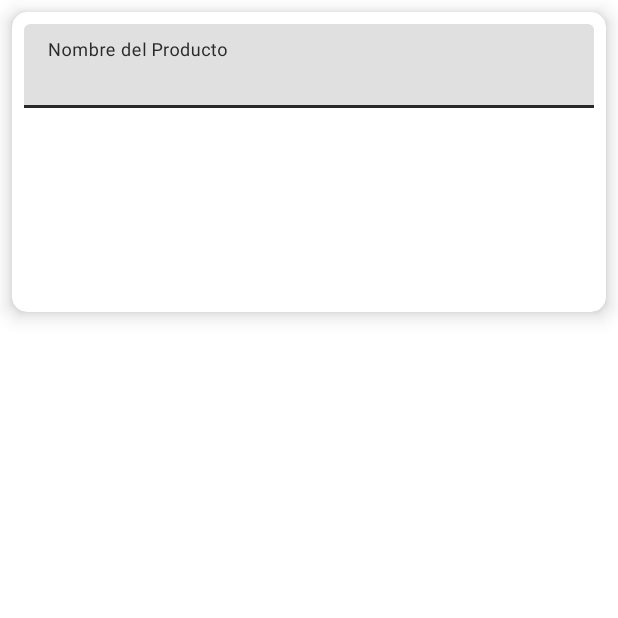
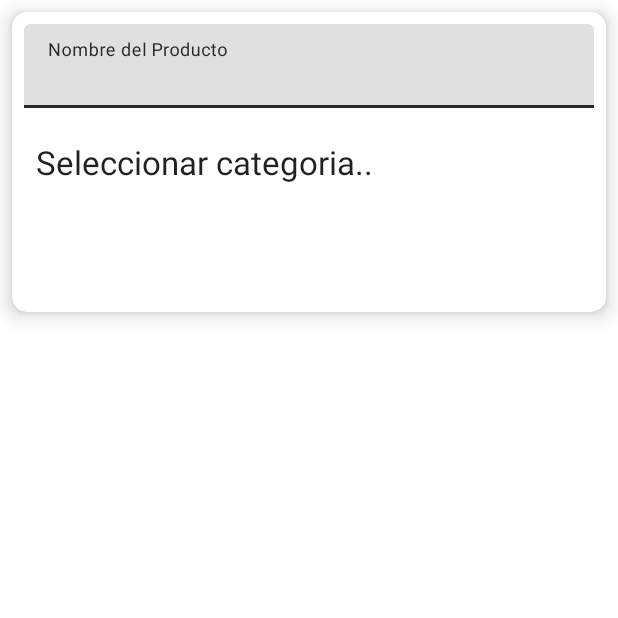
Before and after one commit to brtab/AnyCount, an Android app: the CreateActivity screen opened directly, with no data from a screen before it, on a phone screen of 412 x 824 dp, the top half of it. Run offline under Robolectric (Android 15) with nearby library versions, the phone set to English and light mode, and no system bars.

Commit message:
Dialog de categoria

```diff
--- a/app/src/main/java/com/example/aplicacioncuentas/CreateActivity.kt
+++ b/app/src/main/java/com/example/aplicacioncuentas/CreateActivity.kt
@@ -3,6 +3,7 @@ package com.example.aplicacioncuentas
 import androidx.appcompat.app.AppCompatActivity
 import android.os.Bundle
 import com.example.aplicacioncuentas.databinding.ActivityCreateBinding
+import com.google.android.material.dialog.MaterialAlertDialogBuilder
 
 class CreateActivity : AppCompatActivity() {
     lateinit var binding: ActivityCreateBinding
@@ -11,6 +12,18 @@ class CreateActivity : AppCompatActivity() {
         binding = ActivityCreateBinding.inflate(layoutInflater)
         setContentView(binding.root)
 
+        setListeners()
+    }
 
+    private fun setListeners() {
+        binding.tvCategory.setOnClickListener {
+            val items = arrayOf("item 1", "item 2")
+            MaterialAlertDialogBuilder(this)
+                .setTitle("Seleccionar categoria")
+                .setItems(items) { dialog, which ->
+                    binding.tvCategory.text = items[which]
+                }
+                .show()
+        }
     }
 }
--- a/app/src/main/java/com/example/aplicacioncuentas/MainActivity.kt
+++ b/app/src/main/java/com/example/aplicacioncuentas/MainActivity.kt
@@ -1,5 +1,6 @@
 package com.example.aplicacioncuentas
 
+import android.content.Intent
 import androidx.appcompat.app.AppCompatActivity
 import android.os.Bundle
 import com.example.aplicacioncuentas.databinding.ActivityMainBinding
@@ -16,7 +17,8 @@ class MainActivity : AppCompatActivity() {
 
     private fun setListeners() {
         binding.fabAdd.setOnClickListener {
-
+            intent = Intent(this, CreateActivity::class.java)
+            startActivity(intent)
         }
     }
 }
--- a/app/src/main/res/layout/activity_create.xml
+++ b/app/src/main/res/layout/activity_create.xml
@@ -28,6 +28,17 @@
                 android:layout_width="match_parent"
                 android:layout_height="wrap_content" />
         </com.google.android.material.textfield.TextInputLayout>
+
+        <com.google.android.material.textview.MaterialTextView
+            android:id="@+id/tvCategory"
+            android:layout_width="match_parent"
+            android:layout_height="wrap_content"
+            android:layout_gravity="center"
+            android:textSize="22sp"
+            android:text="Seleccionar categoria.."
+            android:layout_margin="8dp"
+            style="@style/Theme.MaterialComponents"
+            android:padding="8dp"/>
     </com.google.android.material.card.MaterialCardView>
 
 </androidx.constraintlayout.widget.ConstraintLayout>
```
